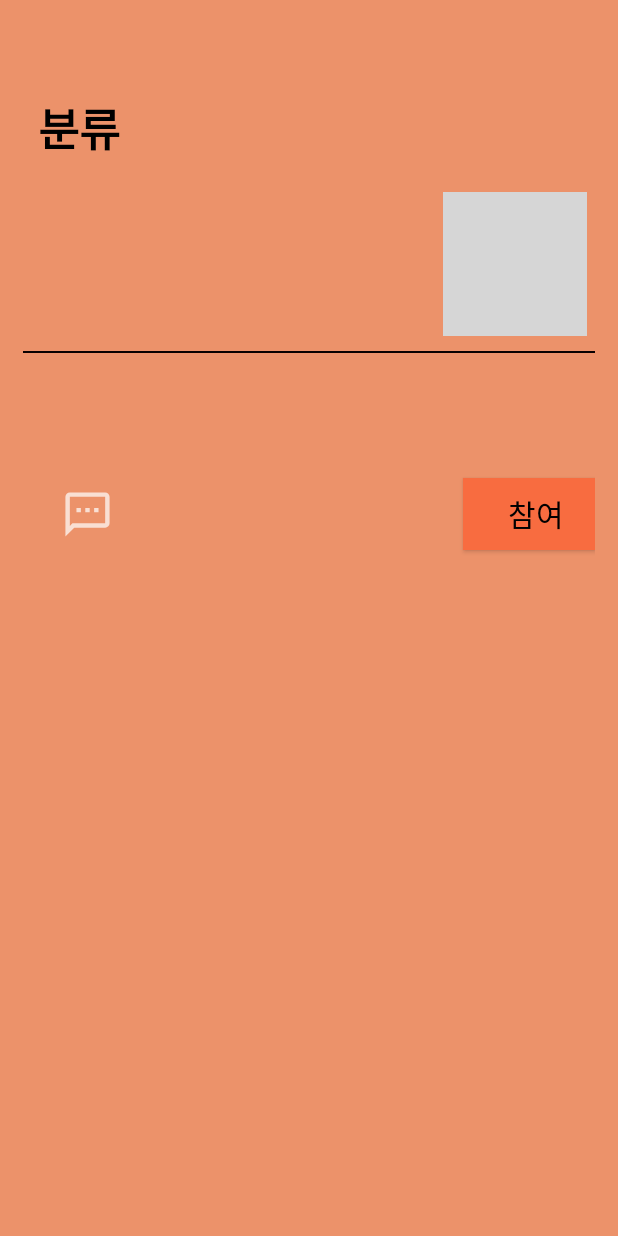
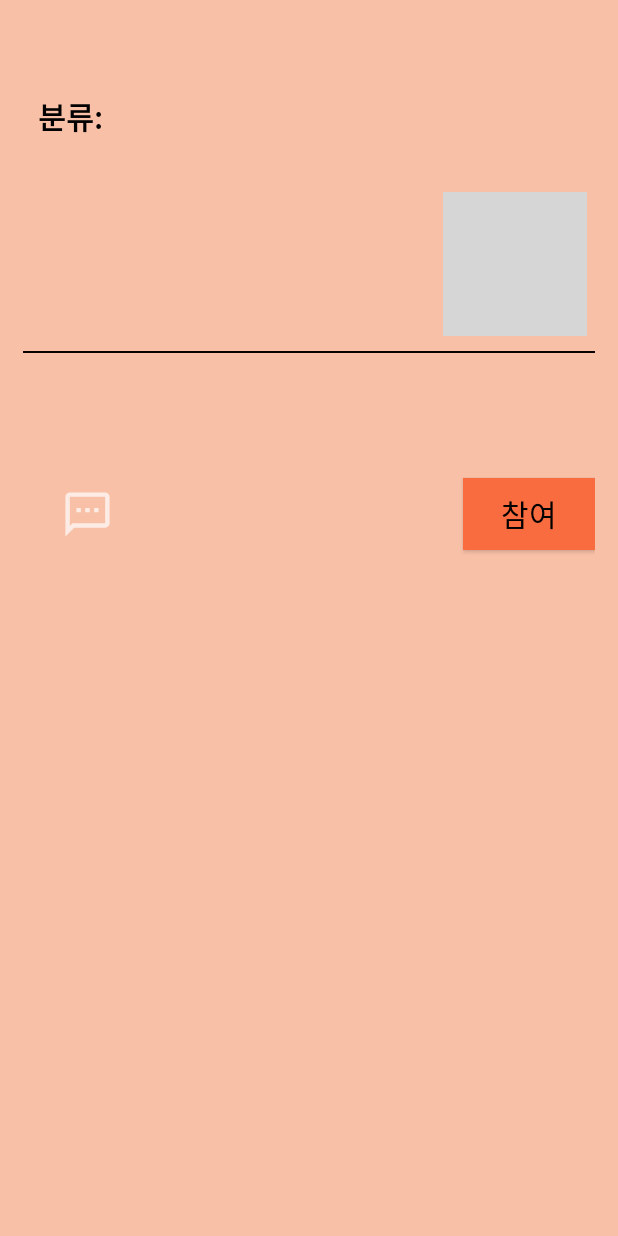
Before and after one commit to ashpurple/Food-Mate, an Android app: the PostActivity screen opened directly, with no data from a screen before it, on a phone screen of 412 x 824 dp. Run offline under Robolectric (Android 15) with nearby library versions, the phone set to English and light mode, and no system bars; our stand-ins replace Firebase (no records; nobody signed in at launch, a user with empty details on screens opened directly); Roboto replaces fonts that are not available here; grey boxes are pictures that could not be loaded.

Commit message:
Layout Final version.

```diff
--- a/app/src/main/java/com/example/foodmate/ListDetailActivity.java
+++ b/app/src/main/java/com/example/foodmate/ListDetailActivity.java
@@ -104,7 +104,7 @@ public class ListDetailActivity extends AppCompatActivity {
             if (!txt_publisher.equals(user.getUid())) { // 작성자가 아니라면
                 btn_join.setVisibility(View.INVISIBLE); // 버튼 숨기기
             } else { // 작성자라면
-                btn_join.setText("배달 완료 푸시알림");
+                btn_join.setText("배달 완료");
                 host_comment.setVisibility(View.VISIBLE); // 호스트 코멘트창 open
                 btn_join.setOnClickListener(new View.OnClickListener() {
                     @Override
--- a/app/src/main/res/layout/activity_post.xml
+++ b/app/src/main/res/layout/activity_post.xml
@@ -2,7 +2,7 @@
 <ScrollView xmlns:android="http://schemas.android.com/apk/res/android"
     android:layout_width="match_parent"
     android:layout_height="match_parent"
-    android:background="#EC926A">
+    android:background="#F8C0A7">
 
     <LinearLayout
         android:layout_width="match_parent"
@@ -23,7 +23,8 @@
         <LinearLayout
             android:layout_width="match_parent"
             android:layout_height="wrap_content"
-            android:orientation="horizontal">
+            android:orientation="horizontal"
+            android:layout_marginBottom="15dp">
 
             <TextView
                 android:id="@+id/categoryTextview"
@@ -31,30 +32,31 @@
                 android:layout_height="wrap_content"
                 android:layout_marginLeft="10dp"
                 android:layout_marginRight="10dp"
-                android:text="분류"
+                android:text="분류:"
                 android:textColor="@color/black"
-                android:textSize="30sp"
+                android:textSize="20sp"
                 android:textStyle="bold" />
 
             <TextView
                 android:id="@+id/category"
                 android:layout_width="135dp"
                 android:layout_height="wrap_content"
-                android:textSize="15sp"
-                android:textColor="@color/black"/>
+                android:textSize="20sp"
+                android:textStyle="bold"
+                android:textColor="#FD470E"/>
 
             <TextView
                 android:id="@+id/status"
                 android:layout_width="114dp"
                 android:layout_height="match_parent"
-                android:textSize="15sp"
+                android:textSize="20sp"
                 android:textColor="@color/black"/>
 
             <TextView
                 android:id="@+id/peopleNum"
                 android:layout_width="match_parent"
                 android:layout_height="wrap_content"
-                android:textSize="15sp"
+                android:textSize="20sp"
                 android:textColor="@color/black"/>
 
         </LinearLayout>
@@ -101,7 +103,6 @@
                 android:id="@+id/user_menu"
                 android:layout_width="wrap_content"
                 android:layout_height="wrap_content"
-
                 android:layout_marginRight="5dp"
                 android:background="@android:color/transparent"
                 android:src="@drawable/ic_baseline_more_vert_24" />
@@ -148,6 +149,7 @@
                 android:layout_weight="1"
                 android:textSize="20sp"
                 android:visibility="invisible"
+                android:textColorHint="#555353"
                 android:hint="참여자들에게 배달장소를 알려주세요"
                 />
 
@@ -157,7 +159,6 @@
                 android:layout_height="wrap_content"
                 android:layout_gravity="center"
                 android:background="#F86C40"
-                android:paddingLeft="10dp"
                 android:text="참여"
                 android:textAlignment="center"
                 android:textColor="@color/black"
```
